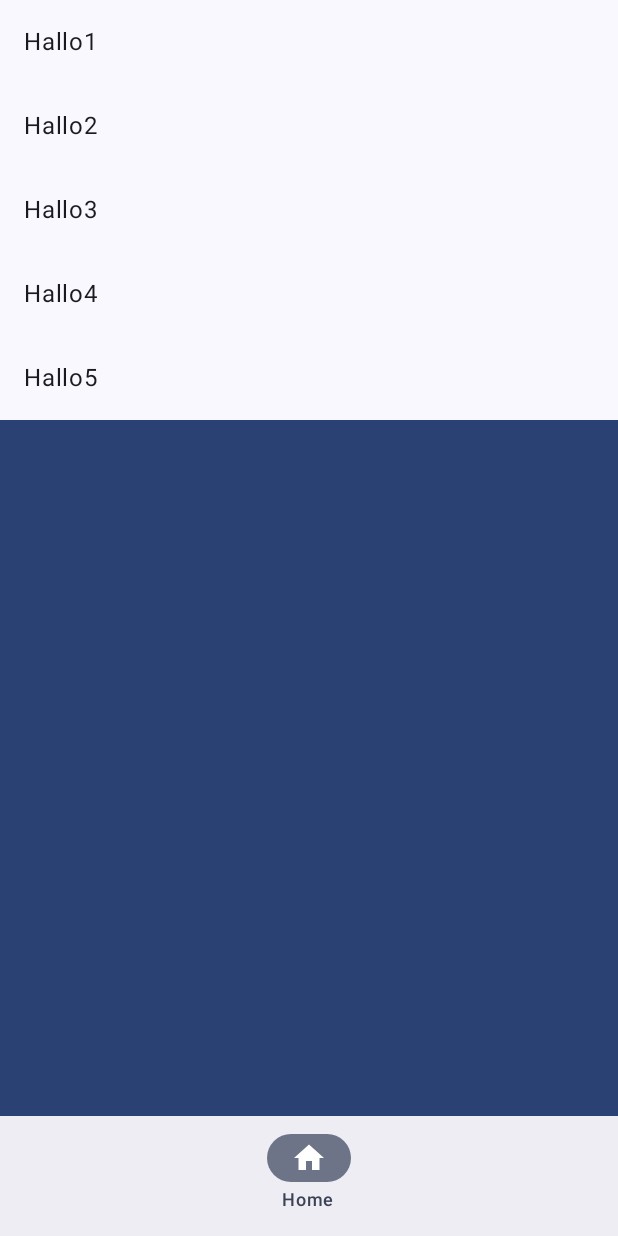
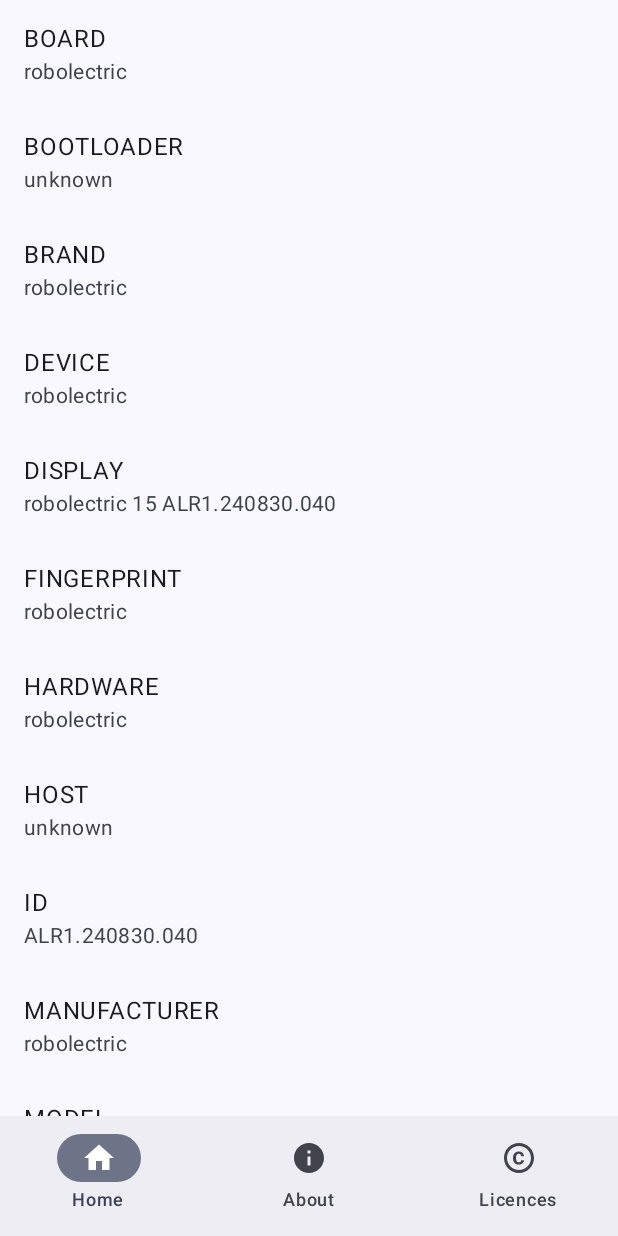
Before and after one commit to brokenkernel/introspection, an Android app built with Jetpack Compose: the screen it shows after launch (MainActivity), on a phone screen of 412 x 824 dp. Run offline under Robolectric (Android 15) with nearby library versions, the phone set to English and light mode, and no system bars; our stand-ins replace navigation suite.

Commit message:
[app] begin adding core datum

```diff
--- a/app/build.gradle.kts
+++ b/app/build.gradle.kts
@@ -68,7 +68,10 @@ android {
 dependencies {
     implementation(enforcedPlatform(libs.androidx.compose.bom))
     implementation(enforcedPlatform(libs.kotlin.bom))
+    implementation(libs.aboutlibraries.compose.m3)
+    implementation(libs.aboutlibraries.core)
     implementation(libs.androidx.activity.compose)
+    implementation(libs.androidx.compose.material.materialIconsExtended)
     implementation(libs.androidx.core.ktx)
     implementation(libs.androidx.lifecycle.runtime.ktx)
     implementation(libs.androidx.material3)
--- a/app/src/main/java/com/brokenkernel/introspection/coreintrospection/HomeScreen.kt
+++ /dev/null
@@ -1,53 +0,0 @@
-package com.brokenkernel.introspection.coreintrospection
-
-import androidx.compose.foundation.lazy.LazyColumn
-import androidx.compose.foundation.lazy.rememberLazyListState
-import androidx.compose.material3.ListItem
-import androidx.compose.material3.Text
-import androidx.compose.runtime.Composable
-import androidx.compose.ui.Modifier
-
-@Composable
-internal fun HomeScreen(modifier: Modifier = Modifier) {
-    val listState = rememberLazyListState()
-    LazyColumn(
-        modifier = modifier,
-        state = listState,
-    ) {
-        item {
-            ListItem(
-                headlineContent = {
-                    Text(text = "Hallo1")
-                },
-            )
-        }
-        item {
-            ListItem(
-                headlineContent = {
-                    Text(text = "Hallo2")
-                },
-            )
-        }
-        item {
-            ListItem(
-                headlineContent = {
-                    Text(text = "Hallo3")
-                },
-            )
-        }
-        item {
-            ListItem(
-                headlineContent = {
-                    Text(text = "Hallo4")
-                },
-            )
-        }
-        item {
-            ListItem(
-                headlineContent = {
-                    Text(text = "Hallo5")
-                },
-            )
-        }
-    }
-}
--- /dev/null
+++ b/app/src/main/java/com/brokenkernel/introspection/coreintrospection/HomeTab.kt
@@ -0,0 +1,179 @@
+package com.brokenkernel.introspection.coreintrospection
+
+import android.os.Build
+import androidx.compose.foundation.lazy.LazyColumn
+import androidx.compose.foundation.lazy.rememberLazyListState
+import androidx.compose.material3.ListItem
+import androidx.compose.material3.Text
+import androidx.compose.runtime.Composable
+import androidx.compose.ui.Modifier
+
+@Composable
+internal fun HomeTab(modifier: Modifier = Modifier) {
+    val listState = rememberLazyListState()
+    LazyColumn(
+        modifier = modifier,
+        state = listState,
+    ) {
+        item {
+            ListItem(
+                headlineContent = {
+                    Text("BOARD")
+                },
+                supportingContent = {
+                    Text(Build.BOARD)
+                },
+            )
+        }
+        item {
+            ListItem(
+                headlineContent = {
+                    Text("BOOTLOADER")
+                },
+                supportingContent = {
+                    Text(Build.BOOTLOADER)
+                },
+            )
+        }
+        item {
+            ListItem(
+                headlineContent = {
+                    Text("BRAND")
+                },
+                supportingContent = {
+                    Text(Build.BRAND)
+                },
+            )
+        }
+        item {
+            ListItem(
+                headlineContent = {
+                    Text("DEVICE")
+                },
+                supportingContent = {
+                    Text(Build.DEVICE)
+                },
+            )
+        }
+        item {
+            ListItem(
+                headlineContent = {
+                    Text("DISPLAY")
+                },
+                supportingContent = {
+                    Text(Build.DISPLAY)
+                },
+            )
+        }
+        item {
+            ListItem(
+                headlineContent = {
+                    Text("FINGERPRINT")
+                },
+                supportingContent = {
+                    Text(Build.FINGERPRINT)
+                },
+            )
+        }
+        item {
+            ListItem(
+                headlineContent = {
+                    Text("HARDWARE")
+                },
+                supportingContent = {
+                    Text(Build.HARDWARE)
+                },
+            )
+        }
+        item {
+            ListItem(
+                headlineContent = {
+                    Text("HOST")
+                },
+                supportingContent = {
+                    Text(Build.HOST)
+                },
+            )
+        }
+        item {
+            ListItem(
+                headlineContent = {
+                    Text("ID")
+                },
+                supportingContent = {
+                    Text(Build.ID)
+                },
+            )
+        }
+        item {
+            ListItem(
+                headlineContent = {
+                    Text("MANUFACTURER")
+                },
+                supportingContent = {
+                    Text(Build.MANUFACTURER)
+                },
+            )
+        }
+        item {
+            ListItem(
+                headlineContent = {
+                    Text("MODEL")
+                },
+                supportingContent = {
+                    Text(Build.MODEL)
+                },
+            )
+        }
+        item {
+            ListItem(
+                headlineContent = {
+                    Text("PRODUCT")
+                },
+                supportingContent = {
+                    Text(Build.PRODUCT)
+                },
+            )
+        }
+        item {
+            ListItem(
+                headlineContent = {
+                    Text("TAGS")
+                },
+                supportingContent = {
+                    Text(Build.TAGS)
+                },
+            )
+        }
+        item {
+            ListItem(
+                headlineContent = {
+                    Text("TIME")
+                },
+                supportingContent = {
+                    Text(Build.TIME.toString())
+                },
+            )
+        }
+        item {
+            ListItem(
+                headlineContent = {
+                    Text("TYPE")
+                },
+                supportingContent = {
+                    Text(Build.TYPE)
+                },
+            )
+        }
+        item {
+            ListItem(
+                headlineContent = {
+                    Text("USER")
+                },
+                supportingContent = {
+                    Text(Build.USER)
+                },
+            )
+        }
+    }
+}
--- a/app/src/main/java/com/brokenkernel/introspection/coreintrospection/OuterContentForCoreIntrospection.kt
+++ b/app/src/main/java/com/brokenkernel/introspection/coreintrospection/OuterContentForCoreIntrospection.kt
@@ -11,6 +11,8 @@ import androidx.compose.runtime.saveable.rememberSaveable
 import androidx.compose.runtime.setValue
 import androidx.compose.ui.Modifier
 import androidx.compose.ui.res.stringResource
+import com.brokenkernel.introspection.aboutapp.AboutTab
+import com.brokenkernel.introspection.aboutapp.LibrariesTab
 import com.brokenkernel.introspection.infrastructure.IntrospectionDestinations
 
 @Composable
@@ -38,7 +40,9 @@ internal fun MasterScaffold(modifier: Modifier = Modifier) {
         modifier = modifier,
     ) {
         when (currentDestination) {
-            IntrospectionDestinations.HOME -> HomeScreen()
+            IntrospectionDestinations.HOME -> HomeTab()
+            IntrospectionDestinations.LIBRARIES -> LibrariesTab()
+            IntrospectionDestinations.ABOUT -> AboutTab()
         }
     }
 }
--- a/app/src/main/java/com/brokenkernel/introspection/infrastructure/IntrospectionDestinations.kt
+++ b/app/src/main/java/com/brokenkernel/introspection/infrastructure/IntrospectionDestinations.kt
@@ -2,7 +2,9 @@ package com.brokenkernel.introspection.infrastructure
 
 import androidx.annotation.StringRes
 import androidx.compose.material.icons.Icons
+import androidx.compose.material.icons.filled.Copyright
 import androidx.compose.material.icons.filled.Home
+import androidx.compose.material.icons.filled.Info
 import androidx.compose.ui.graphics.vector.ImageVector
 import com.brokenkernel.introspection.R
 
@@ -12,4 +14,6 @@ internal enum class IntrospectionDestinations(
     @param:StringRes val contentDescription: Int,
 ) {
     HOME(R.string.home, Icons.Default.Home, R.string.home),
+    ABOUT(R.string.about, Icons.Default.Info, R.string.about),
+    LIBRARIES(R.string.licences, Icons.Default.Copyright, R.string.licences),
 }
--- a/app/src/main/res/values/strings.xml
+++ b/app/src/main/res/values/strings.xml
@@ -2,4 +2,6 @@
     <string name="app_name">introspection</string>
     <string name="title_activity_main">MainActivity</string>
     <string name="home">Home</string>
+    <string name="about">About</string>
+    <string name="licences">Licences</string>
 </resources>
```
Also changed, not shown: app/src/main/java/com/brokenkernel/introspection/aboutapp/AboutTab.kt (added, +11 -0 lines), app/src/main/java/com/brokenkernel/introspection/aboutapp/LibrariesTab.kt (added, +22 -0 lines), gradle/libs.versions.toml (+5 -2 lines).
